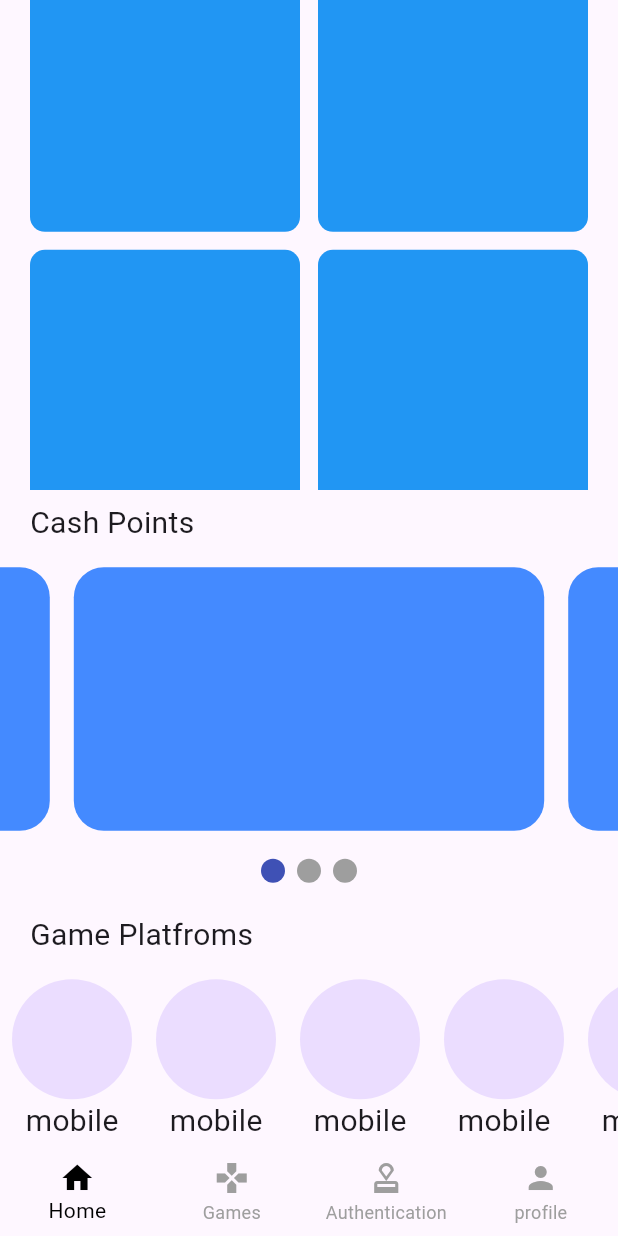
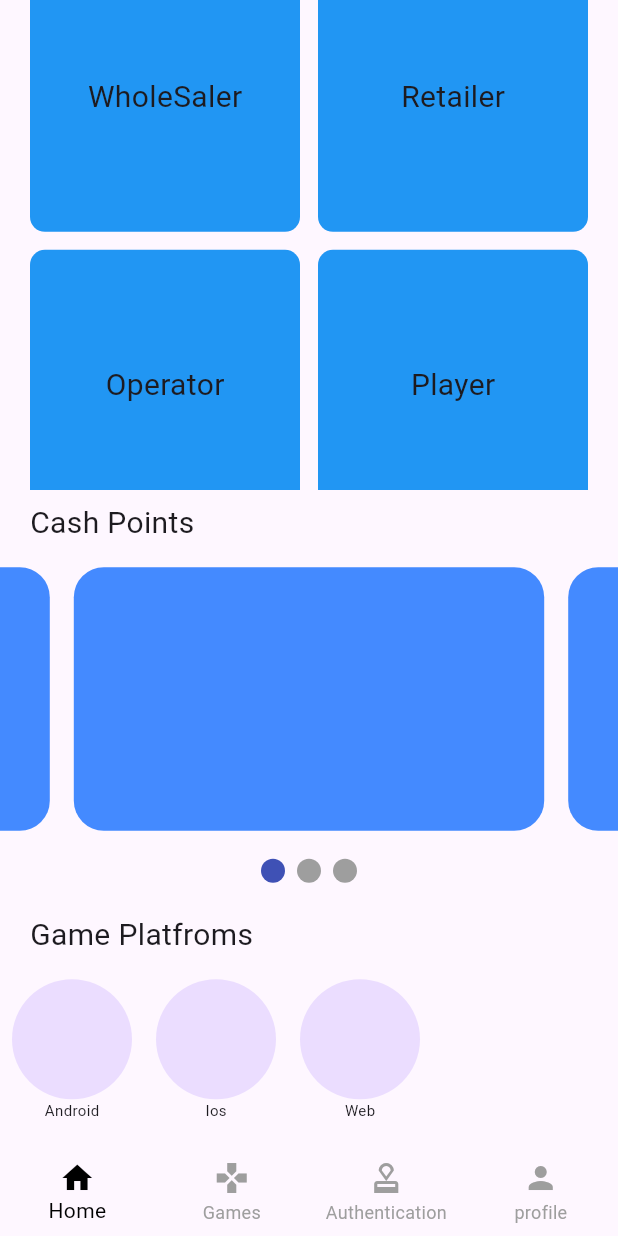
Before and after one commit to Aneeshsaju49AK/TheCasinoClub_Flutter, a Flutter app: the screen it shows after launch, scrolled down 137 dp, on a phone screen of 412 x 824 dp. Run offline on Flutter 3.47's test engine with Material 3 defaults, Android fonts, the phone set to English and light mode, and no system bars; drawn by our look-alikes of carousel_slider, smooth_page_indicator.

Commit message:
layout home screen is completed
note that only layout not anyfunctionality

```diff
--- a/thecasinoclub/lib/export/export.dart
+++ b/thecasinoclub/lib/export/export.dart
@@ -6,3 +6,13 @@ export 'package:thecasinoclub/presentation/screen/Authentication_Screen/authenti
 export 'package:thecasinoclub/presentation/screen/Games_Screen/games_screen.dart';
 export 'package:thecasinoclub/presentation/screen/Navigation_Screen/buttom_navigation_screen.dart';
 export 'package:thecasinoclub/presentation/screen/Navigation_Screen/widgets/bottom_navigation_widget.dart';
+export 'package:carousel_slider/carousel_slider.dart';
+export 'package:thecasinoclub/presentation/screen/Home_Screen/widgets/cashpoint_heading_container.dart';
+export 'package:thecasinoclub/presentation/screen/Home_Screen/widgets/gridview_options_container.dart';
+export 'package:thecasinoclub/presentation/screen/Home_Screen/widgets/platform_widget_heading.dart';
+export 'package:thecasinoclub/presentation/screen/Home_Screen/widgets/platforms_circle_widget.dart';
+export 'package:thecasinoclub/presentation/screen/Home_Screen/widgets/smoothpage_indicator_container.dart';
+export 'package:thecasinoclub/presentation/screen/Home_Screen/widgets/welcome_head_home_container.dart';
+export 'package:smooth_page_indicator/smooth_page_indicator.dart';
+export 'package:thecasinoclub/presentation/screen/Widgets_Common/custom_textwidget.dart';
+export 'package:thecasinoclub/presentation/screen/Widgets_Common/custom_sizedbox.dart';
--- a/thecasinoclub/lib/presentation/screen/Home_Screen/home_screen.dart
+++ b/thecasinoclub/lib/presentation/screen/Home_Screen/home_screen.dart
@@ -1,5 +1,3 @@
-import 'package:carousel_slider/carousel_slider.dart';
-import 'package:smooth_page_indicator/smooth_page_indicator.dart';
 import 'package:thecasinoclub/export/export.dart';
 
 class HomeScreen extends StatefulWidget {
@@ -10,112 +8,70 @@ class HomeScreen extends StatefulWidget {
 }
 
 class _HomeScreenState extends State<HomeScreen> {
+  // this list made for show the value on gridview of heading
+  List<String> optionsOfview = [
+    "WholeSaler",
+    "Retailer",
+    "Operator",
+    "Player",
+  ];
+  // this list is created to how the platforms which listed
+  List<String> platformsOption = [
+    "Android",
+    "Ios",
+    "Web",
+  ];
+  // in this late pagecontroller is initialised
+  // and one variable which is local initialised as "0"
+  late PageController controller;
+  int _currentIndex = 0;
 
-  late PageController controller;
-  int _currentIndex =0;
+  //called init method for now and pagecontroller is set as _currentIndex
   @override
   void initState() {
-   controller = PageController(initialPage: _currentIndex);
+    controller = PageController(initialPage: _currentIndex);
     super.initState();
   }
+
   @override
   Widget build(BuildContext context) {
     controller = PageController(initialPage: _currentIndex);
+    //to set the width,and height use MediaQuery to access the width and height
     double width = MediaQuery.of(context).size.width;
     double height = MediaQuery.of(context).size.height;
+    // The all Page is Wrap with SingleChildScrollview
     return SingleChildScrollView(
       child: Column(
         children: [
-          Container(
-            width: width / 1,
-            height: height / 9,
-            child: Row(
-              mainAxisAlignment: MainAxisAlignment.spaceEvenly,
-              children: [
-                Container(
-                  width: width / 1.7,
-                  child: Column(
-                    mainAxisAlignment: MainAxisAlignment.center,
-                    crossAxisAlignment: CrossAxisAlignment.start,
-                    children: [
-                      Text(
-                        "Welcome back",
-                        style: TextStyle(
-                          fontSize: 18,
-                        ),
-                      ),
-                      Text(
-                        "Administator",
-                        style: TextStyle(
-                          fontSize: 25,
-                          fontWeight: FontWeight.w700,
-                        ),
-                      ),
-                    ],
-                  ),
-                ),
-                CircleAvatar(
-                  radius: 32,
-                ),
-              ],
-            ),
-          ),
+          //this widget is resposiable for the Welcome message
+          //also take width and height as parameters
+          WelcomeHeadHomeWidget(width: width, height: height),
           Padding(
             padding: const EdgeInsets.only(
               left: 14,
               top: 14,
               right: 14,
             ),
-            child: Container(
-              width: width / 1,
-              height: height / 2.3,
-              child: GridView.builder(
-                gridDelegate: SliverGridDelegateWithFixedCrossAxisCount(
-                  crossAxisCount: 2,
-                ),
-                itemCount: 4,
-                itemBuilder: (context, index) {
-                  return Padding(
-                    padding: const EdgeInsets.all(6.0),
-                    child: Container(
-                      width: width / 4,
-                      height: height / 6,
-                      decoration: BoxDecoration(
-                        borderRadius: BorderRadius.circular(
-                          10,
-                        ),
-                        color: Colors.blue,
-                      ),
-                    ),
-                  );
-                },
-              ),
-            ),
+            // This widget is responsible for the gridview with four options
+            // the parameters are width,height,list of options
+            child: GridViewForOptionsWidgetsHome(
+                width: width, height: height, optionsOfview: optionsOfview),
           ),
-          Container(
+          // This sizedBox is used to create the CarouselSlider
+          // no state mgt used so not refactored
+          SizedBox(
             width: width / 1,
             height: height / 3,
             child: Column(
               children: [
-                Container(
-                  width: width / 1,
-                  height: height / 19,
-                  child: Row(
-                    children: [
-                      CustomSizedBox(
-                        value: 20,
-                      ),
-                      CustomTextWidget(
-                        text: "Cash Points",
-                      ),
-                    ],
-                  ),
+                CashPointWidget(
+                  width: width,
+                  height: height,
                 ),
-                Container(
+                SizedBox(
                   width: width / 1,
                   height: height / 4.3,
                   child: CarouselSlider.builder(
-
                     itemCount: 3,
                     itemBuilder: (context, index, int realIndex) {
                       return Padding(
@@ -133,7 +89,7 @@ class _HomeScreenState extends State<HomeScreen> {
                       );
                     },
                     options: CarouselOptions(
-                      height: height/4,
+                      height: height / 4,
                       autoPlay: true,
                       onPageChanged: (index, reason) {
                         setState(() {
@@ -143,58 +99,27 @@ class _HomeScreenState extends State<HomeScreen> {
                     ),
                   ),
                 ),
-                Container(
-                  width: width / 1,
-                  height: height / 22,
-
-                  child: Center(
-                    child: SmoothPageIndicator(
-
-                      controller: controller ,
-                    count: 3,
-                    effect: WormEffect(),),
-                  ),
-                ),
+                // This is the widget is used for show the SmoothPageIndicators
+                // paramters are width,height, also the controller
+                SmoothPageIndicatorWidget(
+                    width: width, height: height, controller: controller),
               ],
             ),
           ),
-          Container(
+
+          // In this sized having the heading of platforms
+          // also the circle avatar view
+          // parameters are width,and height, also the list of platforms
+          SizedBox(
             width: width / 1,
             height: height / 5,
-
             child: Column(
               children: [
-                Container(
-                   width: width / 1,
-                  height: height / 19,
-                  child: Row(
-                    children: [
-                      CustomSizedBox(
-                        value: 20,
-                      ),
-                      CustomTextWidget(text: "Game Platfroms",),
-                    ],
-                  ),
-                ),
-                Container(
-                  width: width/1,
-                  height: height/6.9,
-
-                  child: ListView.builder(
-                    scrollDirection: Axis.horizontal,
-                    itemCount: 5,
-                    itemBuilder: (context, index) {
-                    return Padding(
-                      padding: const EdgeInsets.all(8.0),
-                      child: Column(
-                        children: [
-                          CircleAvatar(radius: 40,),
-                          CustomTextWidget(text: "mobile",)
-                        ],
-                      ),
-                    );
-                  },),
-                )
+                PlatformHeadingWidget(width: width, height: height),
+                PlatformCircleWidget(
+                    width: width,
+                    height: height,
+                    platformsOption: platformsOption),
               ],
             ),
           )
@@ -203,36 +128,3 @@ class _HomeScreenState extends State<HomeScreen> {
     );
   }
 }
-
-class CustomTextWidget extends StatelessWidget {
-  final String text;
-  const CustomTextWidget({
-    super.key,
-    required this.text,
-  });
-
-  @override
-  Widget build(BuildContext context) {
-    return Text(
-      text,
-      style: TextStyle(
-        fontSize: 20,
-      ),
-    );
-  }
-}
-
-class CustomSizedBox extends StatelessWidget {
-  final double value;
-  const CustomSizedBox({
-    super.key,
-    required this.value,
-  });
-
-  @override
-  Widget build(BuildContext context) {
-    return SizedBox(
-      width: value,
-    );
-  }
-}
--- /dev/null
+++ b/thecasinoclub/lib/presentation/screen/Home_Screen/widgets/cashpoint_heading_container.dart
@@ -0,0 +1,30 @@
+import 'package:thecasinoclub/export/export.dart';
+
+class CashPointWidget extends StatelessWidget {
+  const CashPointWidget({
+    super.key,
+    required this.width,
+    required this.height,
+  });
+
+  final double width;
+  final double height;
+
+  @override
+  Widget build(BuildContext context) {
+    return SizedBox(
+      width: width / 1,
+      height: height / 19,
+      child: const Row(
+        children: [
+          CustomSizedBox(
+            widthvalue: 20,
+          ),
+          CustomTextWidget(
+            text: "Cash Points",
+          ),
+        ],
+      ),
+    );
+  }
+}
--- /dev/null
+++ b/thecasinoclub/lib/presentation/screen/Home_Screen/widgets/gridview_options_container.dart
@@ -0,0 +1,49 @@
+import 'package:thecasinoclub/export/export.dart';
+
+class GridViewForOptionsWidgetsHome extends StatelessWidget {
+  const GridViewForOptionsWidgetsHome({
+    super.key,
+    required this.width,
+    required this.height,
+    required this.optionsOfview,
+  });
+
+  final double width;
+  final double height;
+  final List<String> optionsOfview;
+
+  @override
+  Widget build(BuildContext context) {
+    return SizedBox(
+      width: width / 1,
+      height: height / 2.3,
+      child: GridView.builder(
+        physics:const NeverScrollableScrollPhysics(),
+        gridDelegate: const SliverGridDelegateWithFixedCrossAxisCount(
+          crossAxisCount: 2,
+        ),
+        itemCount: 4,
+        itemBuilder: (context, index) {
+          return Padding(
+            padding: const EdgeInsets.all(6.0),
+            child: Container(
+              width: width / 4,
+              height: height / 6,
+              decoration: BoxDecoration(
+                borderRadius: BorderRadius.circular(
+                  10,
+                ),
+                color: Colors.blue,
+              ),
+              child: Center(
+                child: CustomTextWidget(
+                  text: optionsOfview[index],
+                ),
+              ),
+            ),
+          );
+        },
+      ),
+    );
+  }
+}
--- /dev/null
+++ b/thecasinoclub/lib/presentation/screen/Home_Screen/widgets/platform_widget_heading.dart
@@ -0,0 +1,31 @@
+import 'package:thecasinoclub/export/export.dart';
+
+class PlatformHeadingWidget extends StatelessWidget {
+  const PlatformHeadingWidget({
+    super.key,
+    required this.width,
+    required this.height,
+  });
+
+  final double width;
+  final double height;
+
+  @override
+  Widget build(BuildContext context) {
+    return SizedBox(
+      width: width / 1,
+      height: height / 19,
+      child: const Row(
+        children: [
+          CustomSizedBox(
+            widthvalue: 20,
+          ),
+          CustomTextWidget(
+            text: "Game Platfroms",
+            fontSize: 20,
+          ),
+        ],
+      ),
+    );
+  }
+}
--- /dev/null
+++ b/thecasinoclub/lib/presentation/screen/Home_Screen/widgets/platforms_circle_widget.dart
@@ -0,0 +1,42 @@
+import 'package:thecasinoclub/export/export.dart';
+
+class PlatformCircleWidget extends StatelessWidget {
+  const PlatformCircleWidget({
+    super.key,
+    required this.width,
+    required this.height,
+    required this.platformsOption,
+  });
+
+  final double width;
+  final double height;
+  final List<String> platformsOption;
+
+  @override
+  Widget build(BuildContext context) {
+    return SizedBox(
+      width: width / 1,
+      height: height / 6.9,
+      child: ListView.builder(
+        scrollDirection: Axis.horizontal,
+        itemCount: platformsOption.length,
+        itemBuilder: (context, index) {
+          return Padding(
+            padding: const EdgeInsets.all(8.0),
+            child: Column(
+              children: [
+                const CircleAvatar(
+                  radius: 40,
+                ),
+                CustomTextWidget(
+                  text: platformsOption[index],
+                  fontSize: 10,
+                )
+              ],
+            ),
+          );
+        },
+      ),
+    );
+  }
+}
--- /dev/null
+++ b/thecasinoclub/lib/presentation/screen/Home_Screen/widgets/smoothpage_indicator_container.dart
@@ -0,0 +1,29 @@
+import 'package:thecasinoclub/export/export.dart';
+
+class SmoothPageIndicatorWidget extends StatelessWidget {
+  const SmoothPageIndicatorWidget({
+    super.key,
+    required this.width,
+    required this.height,
+    required this.controller,
+  });
+
+  final double width;
+  final double height;
+  final PageController controller;
+
+  @override
+  Widget build(BuildContext context) {
+    return SizedBox(
+      width: width / 1,
+      height: height / 22,
+      child: Center(
+        child: SmoothPageIndicator(
+          controller: controller,
+          count: 3,
+          effect: const WormEffect(),
+        ),
+      ),
+    );
+  }
+}
--- /dev/null
+++ b/thecasinoclub/lib/presentation/screen/Home_Screen/widgets/welcome_head_home_container.dart
@@ -0,0 +1,50 @@
+import 'package:thecasinoclub/export/export.dart';
+
+class WelcomeHeadHomeWidget extends StatelessWidget {
+  const WelcomeHeadHomeWidget({
+    super.key,
+    required this.width,
+    required this.height,
+  });
+
+  final double width;
+  final double height;
+
+  @override
+  Widget build(BuildContext context) {
+    return SizedBox(
+      width: width / 1,
+      height: height / 9,
+      child: Row(
+        mainAxisAlignment: MainAxisAlignment.spaceEvenly,
+        children: [
+          SizedBox(
+            width: width / 1.7,
+            child: const Column(
+              mainAxisAlignment: MainAxisAlignment.center,
+              crossAxisAlignment: CrossAxisAlignment.start,
+              children: [
+                Text(
+                  "Welcome back",
+                  style: TextStyle(
+                    fontSize: 18,
+                  ),
+                ),
+                Text(
+                  "Administator",
+                  style: TextStyle(
+                    fontSize: 25,
+                    fontWeight: FontWeight.w700,
+                  ),
+                ),
+              ],
+            ),
+          ),
+          const CircleAvatar(
+            radius: 32,
+          ),
+        ],
+      ),
+    );
+  }
+}
--- /dev/null
+++ b/thecasinoclub/lib/presentation/screen/Widgets_Common/custom_sizedbox.dart
@@ -0,0 +1,19 @@
+import 'package:thecasinoclub/export/export.dart';
+
+class CustomSizedBox extends StatelessWidget {
+  final double? widthvalue;
+  final double? heightvalue;
+  const CustomSizedBox({
+    super.key,
+     this.widthvalue,
+     this.heightvalue,
+  });
+
+  @override
+  Widget build(BuildContext context) {
+    return SizedBox(
+      width: widthvalue,
+      height: heightvalue,
+    );
+  }
+}
--- /dev/null
+++ b/thecasinoclub/lib/presentation/screen/Widgets_Common/custom_textwidget.dart
@@ -0,0 +1,21 @@
+import 'package:thecasinoclub/export/export.dart';
+
+class CustomTextWidget extends StatelessWidget {
+  final String text;
+  final double? fontSize;
+  const CustomTextWidget({
+    super.key,
+    required this.text,
+    this.fontSize,
+  });
+
+  @override
+  Widget build(BuildContext context) {
+    return Text(
+      text,
+      style: TextStyle(
+        fontSize: fontSize ?? 20,
+      ),
+    );
+  }
+}
```
